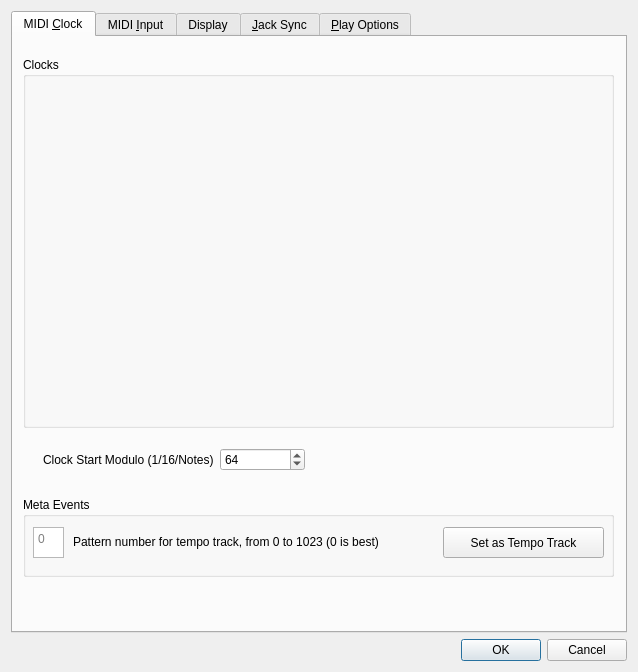
Before: the Qt Designer form seq_qt5/forms/qseditoptions.ui in ahlstromcj/sequencer64, drawn with Qt 5.
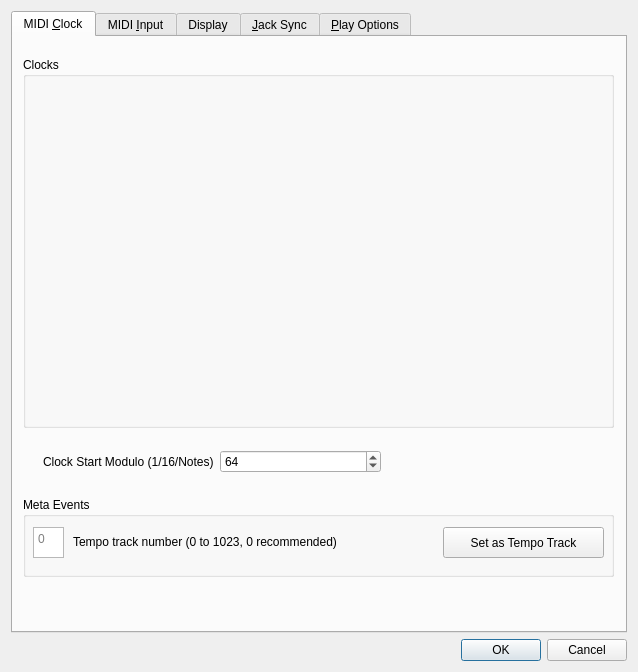
After: the same form once the commit is applied. The open tabs and pages were chosen to show the change.

The edit to the form file:
```diff
--- a/seq_qt5/forms/qseditoptions.ui
+++ b/seq_qt5/forms/qseditoptions.ui
@@ -85,7 +85,7 @@
          </rect>
         </property>
         <property name="text">
-         <string>Pattern number for tempo track, from 0 to 1023 (0 is best)</string>
+         <string>Tempo track number (0 to 1023, 0 recommended)</string>
         </property>
        </widget>
        <widget class="QPushButton" name="pushButtonTempoTrack">
@@ -110,8 +110,8 @@
         <rect>
          <x>30</x>
          <y>410</y>
-         <width>262</width>
-         <height>26</height>
+         <width>338</width>
+         <height>30</height>
         </rect>
        </property>
        <layout class="QHBoxLayout" name="horizLayoutClockStartModulo">
```
Left out of the diff: 19 changed lines with no effect on the pictures.
